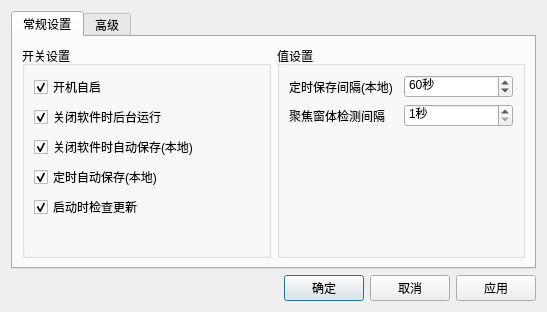
This is qsenior-timer/settingsdlg.ui in fuyouawa/qsenior-timer as Qt 5 draws it before an edit. The edited form follows.
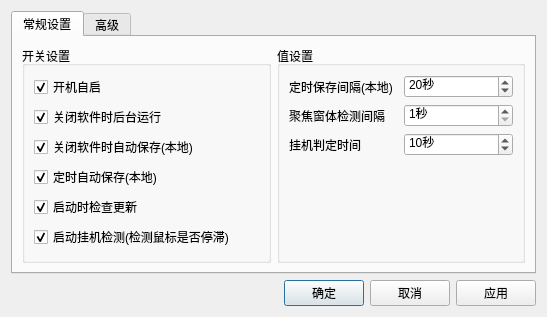
This is the edited form.

Diff of the .ui file:
```diff
--- a/qsenior-timer/settingsdlg.ui
+++ b/qsenior-timer/settingsdlg.ui
@@ -83,6 +83,16 @@
             </property>
            </widget>
           </item>
+          <item>
+           <widget class="QCheckBox" name="chk_scan_hang_up">
+            <property name="text">
+             <string>启动挂机检测(检测鼠标是否停滞)</string>
+            </property>
+            <property name="checked">
+             <bool>true</bool>
+            </property>
+           </widget>
+          </item>
           <item>
            <spacer name="verticalSpacer">
             <property name="orientation">
@@ -126,7 +136,7 @@
                <number>9999</number>
               </property>
               <property name="value">
-               <number>60</number>
+               <number>20</number>
               </property>
              </widget>
             </item>
@@ -159,6 +169,33 @@
             </item>
            </layout>
           </item>
+          <item>
+           <layout class="QHBoxLayout" name="horizontalLayout_6">
+            <item>
+             <widget class="QLabel" name="label_4">
+              <property name="text">
+               <string>挂机判定时间</string>
+              </property>
+             </widget>
+            </item>
+            <item>
+             <widget class="QSpinBox" name="edit_hang_up_judge">
+              <property name="suffix">
+               <string>秒</string>
+              </property>
+              <property name="minimum">
+               <number>1</number>
+              </property>
+              <property name="maximum">
+               <number>9999</number>
+              </property>
+              <property name="value">
+               <number>10</number>
+              </property>
+             </widget>
+            </item>
+           </layout>
+          </item>
           <item>
            <spacer name="verticalSpacer_2">
             <property name="orientation">
```
Left out of the diff: 12 changed lines with no effect on the pictures.
